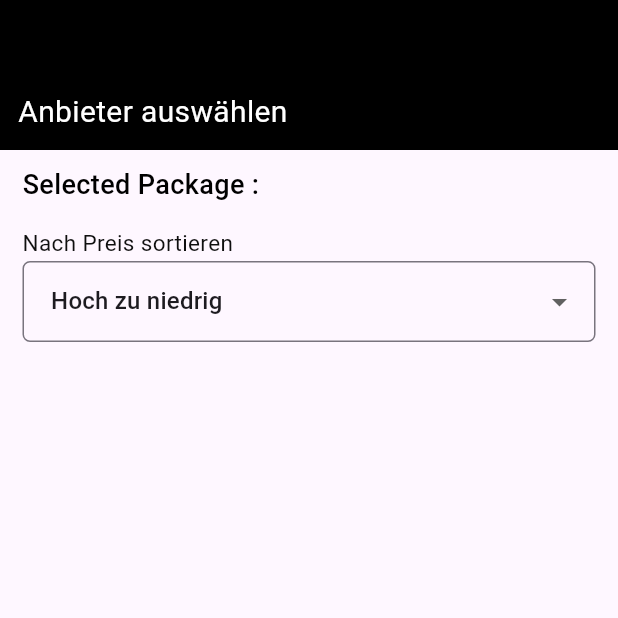
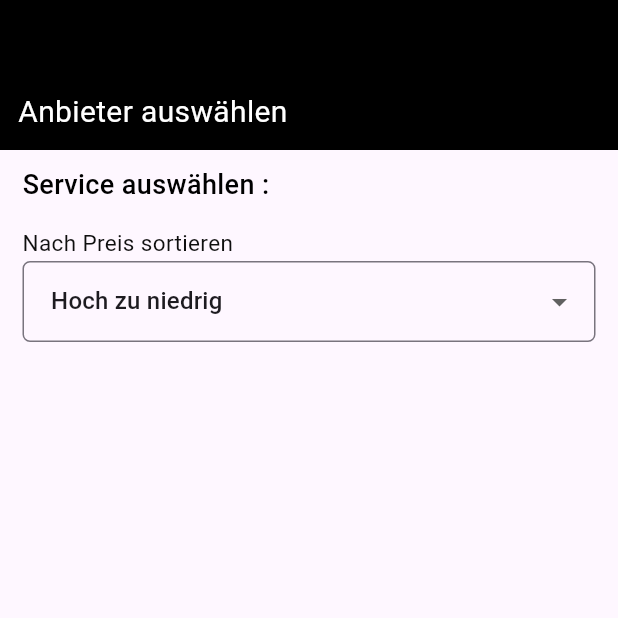
Before and after one commit to afsar1ansel/easyB, a Flutter app: the Vendors screen opened directly, on a phone screen of 412 x 824 dp, the top half of it. Run offline on Flutter 3.47's test engine with Material 3 defaults, Android fonts, the light colour scheme and no system bars; drawn by our look-alikes of curved_navigation_bar; our stand-ins replace cached_network_image, dotted_line, firebase_auth, firebase_core, flutter_secure_storage, google_sign_in and 2 more; missing offline and left inert: elastic_autocomplete, flutter_stripe, flutter_swipe_button, galleryimage; accounts and stored records are empty; network calls fail; Roboto replaces fonts that are missing (DM Sans).

Commit message:
package select

```diff
--- a/easybiz_mobile/lib/service_packages.dart
+++ b/easybiz_mobile/lib/service_packages.dart
@@ -531,7 +531,12 @@ class ServicesPackagesState extends State<ServicesPackages> {
     final response = await http
         .get(Uri.parse('$baseurl/home/services/details/$serviceGroupId'));
 
+    // print("_____+++++++++___maybe subservice___");
+    // print(response.body);
+    // await storage.write(key: "subServiceId", value: response.body);
+
     var serviceDetailsDataJson = jsonDecode(response.body);
+
 
     setState(() {
       subServiceGroupDataList.clear();
@@ -559,6 +564,7 @@ class ServicesPackagesState extends State<ServicesPackages> {
       }
     }
 
+
     final map = <String, dynamic>{};
     map['quant[]'] = '1';
     map['selected[]'] = subServiceId.toString();
@@ -571,10 +577,12 @@ class ServicesPackagesState extends State<ServicesPackages> {
 
     var responseData = jsonDecode(response.body);
 
-    print(responseData['userSession']);
+    // print(response.body);
+    // print(responseData['userSession']);
 
     await storage.write(key: 'userSession', value: responseData['userSession']);
     await storage.write(key: 'subServiceName', value: subServiceName);
+    await storage.write(key: 'subServiceId', value: subServiceId.toString());
 
     if (context.mounted) {
       Navigator.push(
--- a/easybiz_mobile/lib/vendors.dart
+++ b/easybiz_mobile/lib/vendors.dart
@@ -153,7 +153,7 @@ class VendorsPackagesState extends State<Vendors> {
             Padding(
               padding: const EdgeInsets.only(right: 15, left: 15, top: 10),
               child: Text(
-                'Selected Package : $subServiceDisplayName',
+                'Service auswählen : $subServiceDisplayName',
                 style: const TextStyle(
                   color: Colors.black,
                   fontSize: 18,
@@ -387,6 +387,8 @@ class VendorsPackagesState extends State<Vendors> {
       List<String> pincodeList = List<String>.from(jsonDecode(nearPincodes!));
       String formattedPincodes = pincodeList.join('|');
 
+      String? subserviceId = await storage.read(key: 'subServiceId');
+
     // print("*******");
     // print(sessionId);
     // print(numbersOnly);
@@ -402,12 +404,12 @@ class VendorsPackagesState extends State<Vendors> {
     // }
 
     final response = await http.get(
-        Uri.parse('$baseurl/home/services/vendors/$sessionId/$numbersOnly|$formattedPincodes/163'));
+        Uri.parse('$baseurl/home/services/vendors/$sessionId/$numbersOnly|$formattedPincodes/$subserviceId'));
 
     print("Vendor Details +++++++");
     print(response.body);
-    Map<String, String> allValues = await storage.readAll();
-    print(allValues);
+    // Map<String, String> allValues = await storage.readAll();
+    // print(allValues);
     print("Vendor Details +++++++");
 
     var vendorDataJson = jsonDecode(response.body);
```
Also changed, not shown: 28 other files.
